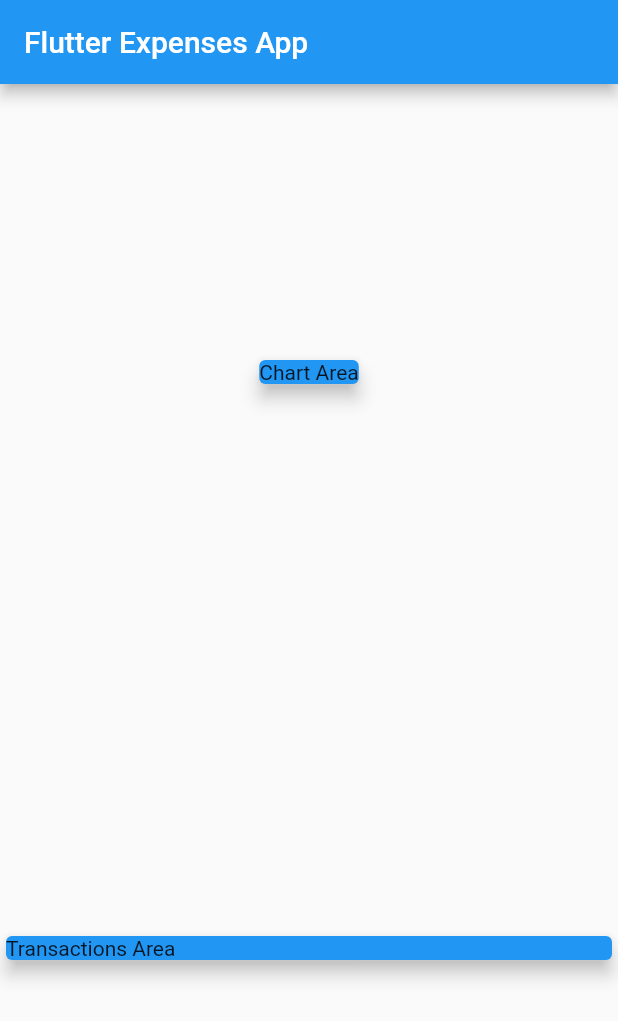
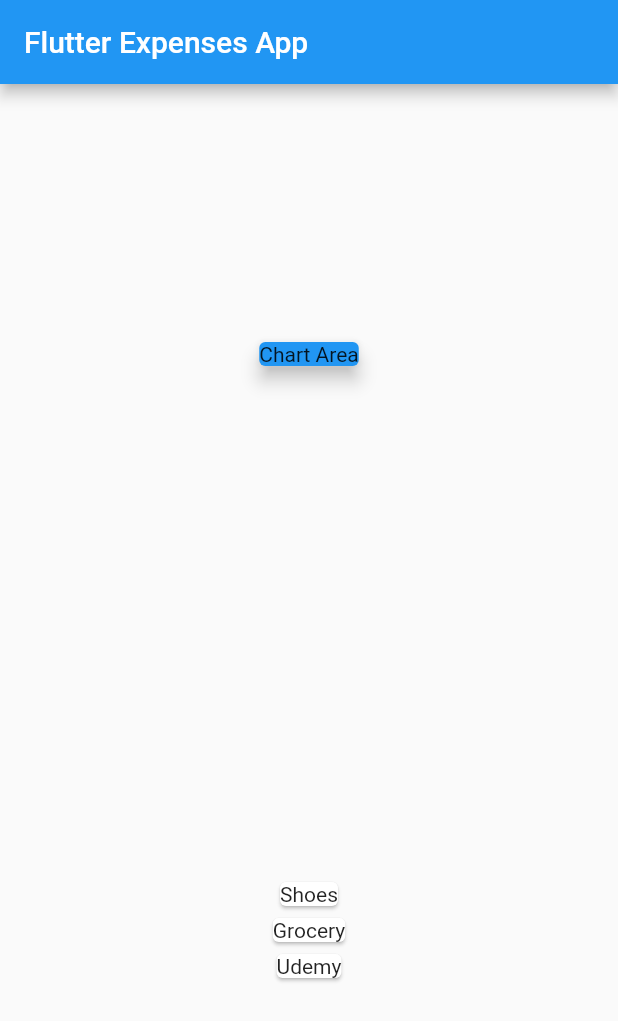
Before and after one commit to arnab/flutter_playground_expenses, a Flutter app: the screen it shows after launch, on a phone screen of 412 x 824 dp. Shown: the top 1021 px of the screen. Run offline on Flutter 3.47's test engine with Material 2 defaults, Android fonts, the phone set to English and light mode, and no system bars.

Commit message:
transaction model and simple display

```diff
--- /dev/null
+++ b/lib/data/transaction.dart
@@ -0,0 +1,13 @@
+class Transaction {
+  final String id;
+  final String title;
+  final double amount;
+  final DateTime createdAt;
+
+  Transaction({
+    required this.id,
+    required this.title,
+    required this.amount,
+    required this.createdAt,
+  });
+}
--- a/lib/main.dart
+++ b/lib/main.dart
@@ -1,4 +1,5 @@
 import 'package:flutter/material.dart';
+import 'package:flutter_playground_expenses_app/data/transaction.dart';
 
 void main() => runApp(MyApp());
 
@@ -7,7 +8,7 @@ class MyApp extends StatelessWidget {
 
   @override
   Widget build(BuildContext context) {
-    return const MaterialApp(
+    return MaterialApp(
       title: 'Flutter App',
       home: MyHomePage(),
     );
@@ -15,7 +16,16 @@ class MyApp extends StatelessWidget {
 }
 
 class MyHomePage extends StatelessWidget {
-  const MyHomePage({super.key});
+  MyHomePage({super.key});
+
+  final List<Transaction> transactions = [
+    Transaction(
+        id: 'T1', title: 'Shoes', amount: 129.99, createdAt: DateTime.now()),
+    Transaction(
+        id: 'T2', title: 'Grocery', amount: 84.38, createdAt: DateTime.now()),
+    Transaction(
+        id: 'T3', title: 'Udemy', amount: 120.00, createdAt: DateTime.now()),
+  ];
 
   @override
   Widget build(BuildContext context) {
@@ -35,10 +45,12 @@ class MyHomePage extends StatelessWidget {
               child: Text('Chart Area'),
             ),
           ),
-          const Card(
-            color: Colors.blue,
-            elevation: 5,
-            child: Text('Transactions Area'),
+          Column(
+            children: transactions.map((tx) {
+              return Card(
+                child: Text(tx.title),
+              );
+            }).toList(),
           ),
         ],
       ),
```
